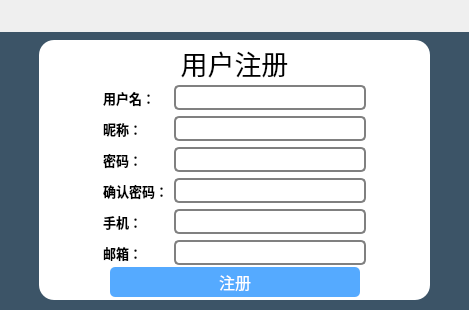
First picture: the form in logindialog.ui, repository crylittlebear/CloudDisk, before the edit.
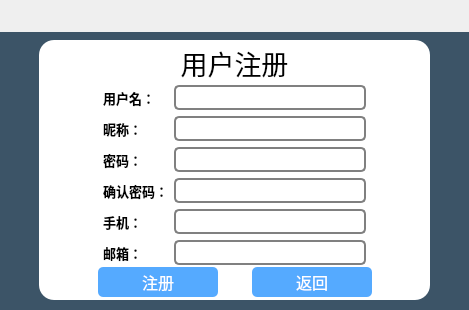
Second picture: the form after the edit. The open tabs and pages were chosen to show the change. Custom widgets are drawn as their Qt base class.

Commit message: 注册界面添加返回按钮

```diff
--- a/logindialog.ui
+++ b/logindialog.ui
@@ -845,7 +845,7 @@
                    <widget class="QToolButton" name="tBtnReg">
                     <property name="minimumSize">
                      <size>
-                      <width>250</width>
+                      <width>120</width>
                       <height>30</height>
                      </size>
                     </property>
@@ -873,6 +873,51 @@
                     </property>
                    </widget>
                   </item>
+                  <item>
+                   <spacer name="horizontalSpacer_15">
+                    <property name="orientation">
+                     <enum>Qt::Horizontal</enum>
+                    </property>
+                    <property name="sizeHint" stdset="0">
+                     <size>
+                      <width>40</width>
+                      <height>20</height>
+                     </size>
+                    </property>
+                   </spacer>
+                  </item>
+                  <item>
+                   <widget class="QToolButton" name="tBtnBacktoLogin">
+                    <property name="minimumSize">
+                     <size>
+                      <width>120</width>
+                      <height>30</height>
+                     </size>
+                    </property>
+                    <property name="font">
+                     <font>
+                      <family>黑体</family>
+                      <pointsize>12</pointsize>
+                     </font>
+                    </property>
+                    <property name="styleSheet">
+                     <string notr="true">QToolButton
+{
+	border-radius: 5px;
+	background-color: rgb(85, 170, 255);
+	color: white;
+}
+
+QToolButton:hover
+{
+	background-color: rgb(200, 0, 0);
+}</string>
+                    </property>
+                    <property name="text">
+                     <string>返回</string>
+                    </property>
+                   </widget>
+                  </item>
                   <item>
                    <spacer name="horizontalSpacer_18">
                     <property name="orientation">
```
Left out of the diff: 2 changed lines with no effect on the pictures. The commit also changes 2 other files.
